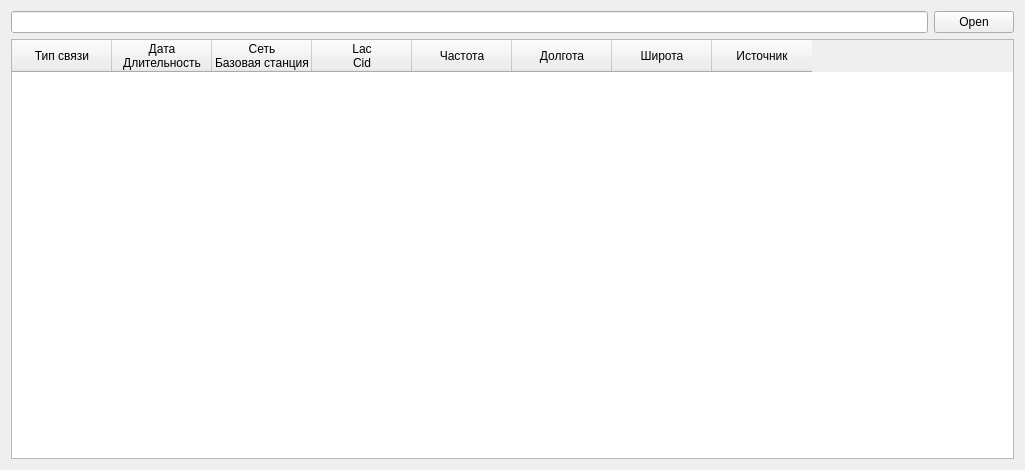
Above: src/view/core/BaseParser/BaseParserWidget.ui from nevaeh82/arm_od before the change. Below: the same form after it.
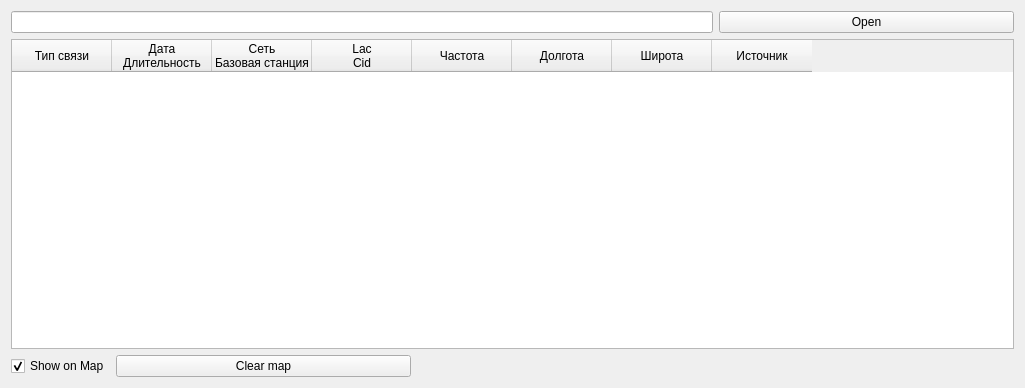
That is the form after the change.

The edit to the form file:
```diff
--- a/src/view/core/BaseParser/BaseParserWidget.ui
+++ b/src/view/core/BaseParser/BaseParserWidget.ui
@@ -7,7 +7,7 @@
     <x>0</x>
     <y>0</y>
     <width>1025</width>
-    <height>470</height>
+    <height>388</height>
    </rect>
   </property>
   <property name="sizePolicy">
@@ -32,17 +32,46 @@
    <string>Form</string>
   </property>
   <layout class="QGridLayout" name="gridLayout">
-   <item row="0" column="1">
+   <item row="2" column="0">
+    <widget class="QCheckBox" name="cbOnMap">
+     <property name="sizePolicy">
+      <sizepolicy hsizetype="Fixed" vsizetype="Fixed">
+       <horstretch>0</horstretch>
+       <verstretch>0</verstretch>
+      </sizepolicy>
+     </property>
+     <property name="text">
+      <string>Show on Map</string>
+     </property>
+     <property name="checked">
+      <bool>true</bool>
+     </property>
+    </widget>
+   </item>
+   <item row="0" column="3">
     <widget class="QPushButton" name="pbOpen">
+     <property name="sizePolicy">
+      <sizepolicy hsizetype="Preferred" vsizetype="Fixed">
+       <horstretch>0</horstretch>
+       <verstretch>0</verstretch>
+      </sizepolicy>
+     </property>
      <property name="text">
       <string>Open</string>
      </property>
     </widget>
    </item>
-   <item row="0" column="0">
-    <widget class="QLineEdit" name="lePath"/>
+   <item row="0" column="0" colspan="3">
+    <widget class="QLineEdit" name="lePath">
+     <property name="sizePolicy">
+      <sizepolicy hsizetype="Preferred" vsizetype="Fixed">
+       <horstretch>0</horstretch>
+       <verstretch>0</verstretch>
+      </sizepolicy>
+     </property>
+    </widget>
    </item>
-   <item row="1" column="0" colspan="2">
+   <item row="1" column="0" colspan="4">
     <widget class="QTableWidget" name="tableWidget">
      <column>
       <property name="text">
@@ -89,6 +118,13 @@
      </column>
     </widget>
    </item>
+   <item row="2" column="1">
+    <widget class="QPushButton" name="pbMapClear">
+     <property name="text">
+      <string>Clear map</string>
+     </property>
+    </widget>
+   </item>
   </layout>
  </widget>
  <resources/>
```
